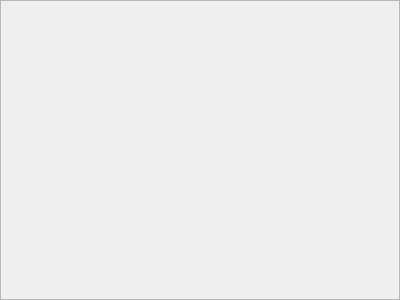
The window that dossierrejeteframe.ui (rsoumail/Exam-Platform) describes before a commit, drawn with Qt 5.
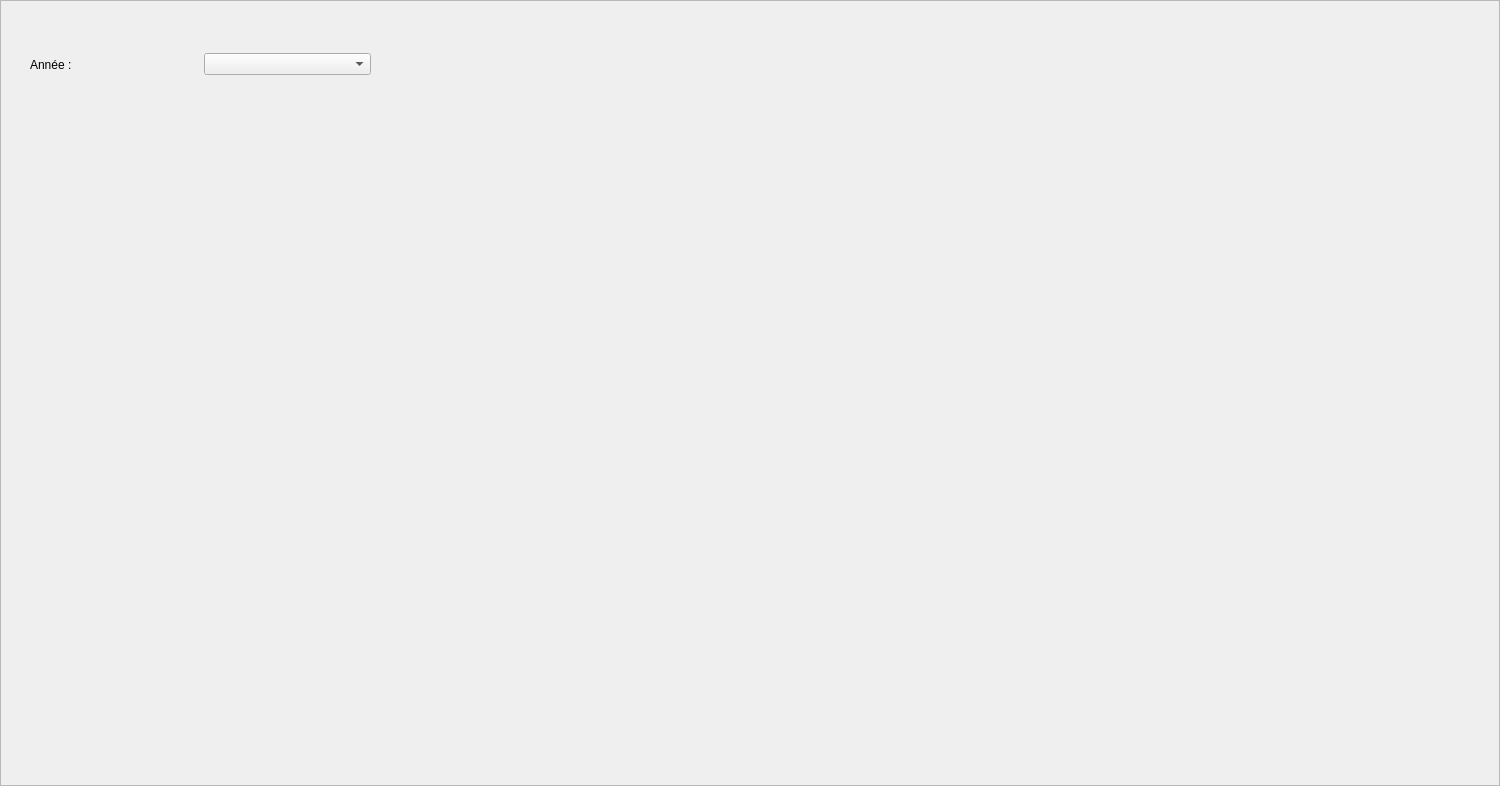
The same window after the commit.

What changed in the file:
```diff
--- a/dossierrejeteframe.ui
+++ b/dossierrejeteframe.ui
@@ -9,8 +9,8 @@
    <rect>
     <x>0</x>
     <y>0</y>
-    <width>400</width>
-    <height>300</height>
+    <width>1500</width>
+    <height>786</height>
    </rect>
   </property>
   <property name="frameShape">
@@ -19,5 +19,43 @@
   <property name="windowTitle">
    <string>Frame</string>
   </property>
+  <property name="frameShape">
+   <enum>QFrame::StyledPanel</enum>
+  </property>
+  <property name="frameShadow">
+   <enum>QFrame::Raised</enum>
+  </property>
+  <widget class="QWidget" name="layoutWidget">
+   <property name="geometry">
+    <rect>
+     <x>30</x>
+     <y>50</y>
+     <width>341</width>
+     <height>29</height>
+    </rect>
+   </property>
+   <layout class="QHBoxLayout" name="horizontalLayout_2">
+    <item>
+     <widget class="QLabel" name="label_2">
+      <property name="text">
+       <string>Année :</string>
+      </property>
+     </widget>
+    </item>
+    <item>
+     <widget class="QComboBox" name="comboBox_2"/>
+    </item>
+   </layout>
+  </widget>
+  <widget class="QTableView" name="table_dossier_rejete">
+   <property name="geometry">
+    <rect>
+     <x>30</x>
+     <y>110</y>
+     <width>0</width>
+     <height>0</height>
+    </rect>
+   </property>
+  </widget>
  </widget>
 </ui>
```
Left out of the diff: 12 changed lines with no effect on the pictures.
